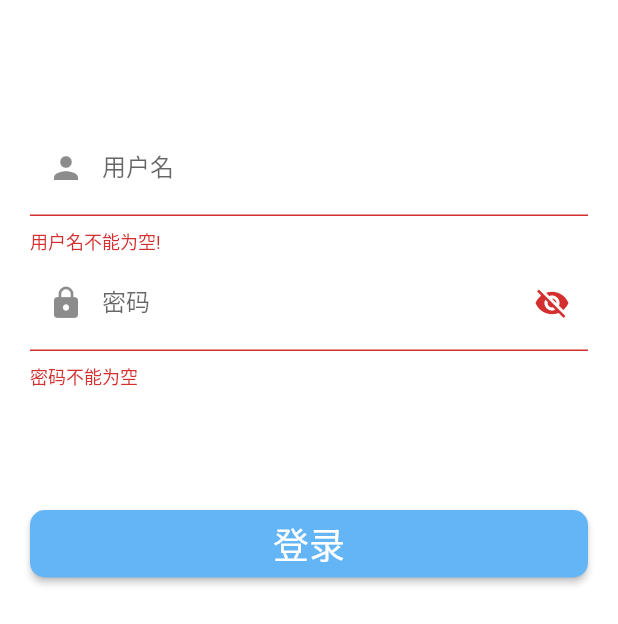
After one commit to shuaibilei/employment, a Flutter app: the LoginPage screen opened directly, after a tap on "登录", on a phone screen of 412 x 824 dp. The commit adds this screen. Shown: the top 624 px of the screen. Run offline on Flutter 3.47's test engine with Material 2 defaults, Android fonts, the phone set to English and light mode, and no system bars; our stand-ins replace charts_flutter, dio.

Commit message:
再次上传

```diff
--- /dev/null
+++ b/lib/Login/LoginPager.dart
@@ -0,0 +1,209 @@
+import 'package:flutter/material.dart';
+//import 'package:shared_preferences/shared_preferences.dart';
+import '../main.dart';
+
+
+class LoginPage extends StatefulWidget {
+  @override
+  _LoginPageState createState() => _LoginPageState();
+}
+
+class _LoginPageState extends State<LoginPage> {
+
+  //焦点
+  FocusNode _focusNodeUserName = new FocusNode();
+  FocusNode _focusNodePassWord = new FocusNode();
+
+  //用户名输入框控制器，此控制器可以监听用户名输入框操作
+  TextEditingController _userNameController = new TextEditingController();
+
+  //表单状态
+  GlobalKey<FormState> _formKey = GlobalKey<FormState>();
+
+  var _password = '';//用户名
+  var _username = '';//密码
+  var _isShowPwd = false;//是否显示密码
+  var _isShowClear = false;//是否显示输入框尾部的清除按钮
+
+  @override
+  void initState() {
+    // TODO: implement initState
+    //设置焦点监听
+    _focusNodeUserName.addListener(_focusNodeListener);
+    _focusNodePassWord.addListener(_focusNodeListener);
+    //监听用户名框的输入改变
+    _userNameController.addListener((){
+      print(_userNameController.text);
+
+      // 监听文本框输入变化，当有内容的时候，显示尾部清除按钮，否则不显示
+      if (_userNameController.text.length > 0) {
+        _isShowClear = true;
+      }else{
+        _isShowClear = false;
+      }
+      setState(() {
+
+      });
+    });
+    super.initState();
+  }
+
+  @override
+  void dispose() {
+    // TODO: implement dispose
+    // 移除焦点监听
+    _focusNodeUserName.removeListener(_focusNodeListener);
+    _focusNodePassWord.removeListener(_focusNodeListener);
+    _userNameController.dispose();
+    super.dispose();
+  }
+
+  // 监听焦点
+  Future<Null> _focusNodeListener() async{
+    if(_focusNodeUserName.hasFocus){
+      print("用户名框获取焦点");
+      _focusNodePassWord.unfocus();
+    }
+    if (_focusNodePassWord.hasFocus) {
+      print("密码框获取焦点");
+      _focusNodeUserName.unfocus();
+    }
+  }
+  String validateUserName(value){
+    if (value.isEmpty) {
+      return '用户名不能为空!';}
+    return null;
+  }
+  String validatePassWord(value){
+    if (value.isEmpty) {
+      return '密码不能为空';
+    }
+
+    return null;
+  }
+
+  @override
+  Widget build(BuildContext context) {
+
+    Widget inputTextArea = new Container(
+      margin: EdgeInsets.only(left: 20,right: 20),
+      decoration: new BoxDecoration(
+          borderRadius: BorderRadius.all(Radius.circular(8)),
+          color: Colors.white
+      ),
+      child: new Form(
+        key: _formKey,
+        child: new Column(
+          mainAxisSize: MainAxisSize.min,
+          children: <Widget>[
+            new TextFormField(
+              controller: _userNameController,
+              focusNode: _focusNodeUserName,
+              //设置键盘类型
+              keyboardType: TextInputType.number,
+              decoration: InputDecoration(
+                labelText: "用户名",
+                hintText: "账号",
+                prefixIcon: Icon(Icons.person),
+                //尾部添加清除按钮
+                suffixIcon:(_isShowClear)
+                    ? IconButton(
+                  icon: Icon(Icons.clear),
+                  onPressed: (){
+                    // 清空输入框内容
+                    _userNameController.clear();
+                  },
+                )
+                    : null ,
+              ),
+              //验证用户名
+              validator: validateUserName,
+              //保存数据
+              onSaved: (String value){
+                _username = value;
+              },
+            ),
+            new TextFormField(
+              focusNode: _focusNodePassWord,
+              decoration: InputDecoration(
+                  labelText: "密码",
+                  hintText: "请输入密码",
+                  prefixIcon: Icon(Icons.lock),
+                  // 是否显示密码
+                  suffixIcon: IconButton(
+                    icon: Icon((_isShowPwd) ? Icons.visibility : Icons.visibility_off),
+                    onPressed: (){
+                      setState(() {
+                        _isShowPwd = !_isShowPwd;
+                      });
+                    },
+                  )
+              ),
+              obscureText: !_isShowPwd,
+              //密码验证
+              validator:validatePassWord,
+              //保存数据
+              onSaved: (String value){
+                _password = value;
+              },
+            )
+          ],
+        ),
+      ),
+    );
+
+    // 登录按钮区域
+    Widget loginButtonArea = new Container(
+      margin: EdgeInsets.only(left: 20,right: 20),
+      height: 45.0,
+      child: new RaisedButton(
+        color: Colors.blue[300],
+        child: Text(
+          "登录",
+          // ignore: deprecated_member_use
+          style: Theme.of(context).primaryTextTheme.headline,
+        ),
+        // 设置按钮圆角
+        shape: RoundedRectangleBorder(borderRadius: BorderRadius.circular(10.0)),
+        onPressed: ()  async{
+          //点击登录按钮，解除焦点，回收键盘
+          _focusNodePassWord.unfocus();
+          _focusNodeUserName.unfocus();
+
+          if (_formKey.currentState.validate()) {
+            //只有输入通过验证，才会执行这里
+            _formKey.currentState.save();
+//            SharedPreferences prefs = await SharedPreferences.getInstance();
+//            prefs.setString(_username, _password);
+            //todo 登录操作
+            Navigator.of(context).
+                    pushAndRemoveUntil(new MaterialPageRoute(builder: (
+                        context) => new MyApp()),
+                            (route) => route == null);
+          }
+
+        },
+      ),
+    );
+
+    return Scaffold(
+      backgroundColor: Colors.white,
+      body: new GestureDetector(
+        onTap: (){
+
+          _focusNodePassWord.unfocus();
+          _focusNodeUserName.unfocus();
+        },
+        child: new ListView(
+          children: <Widget>[
+            new SizedBox(height: 80,),
+            inputTextArea,
+            new SizedBox(height: 80,),
+            loginButtonArea,
+
+          ],
+        ),
+      ),
+    );
+  }
+}
--- a/pubspec.yaml
+++ b/pubspec.yaml
@@ -16,6 +16,10 @@ dependencies:
   dio: ^1.0.9
   charts_flutter: ^0.8.1
   http: ^0.12.0+4
+#  shared_preferences: ^0.5.3+4
+#  shared_preferences: ^0.5.6
+#  shared_preferences: 0.4.0
+
 
 
 dev_dependencies:
```
Also changed, not shown: lib/asset.dart (added, +11 -0 lines), lib/json.dart (added, +112 -0 lines), lib/main.dart (+14 -1 lines), pubspec.lock.
